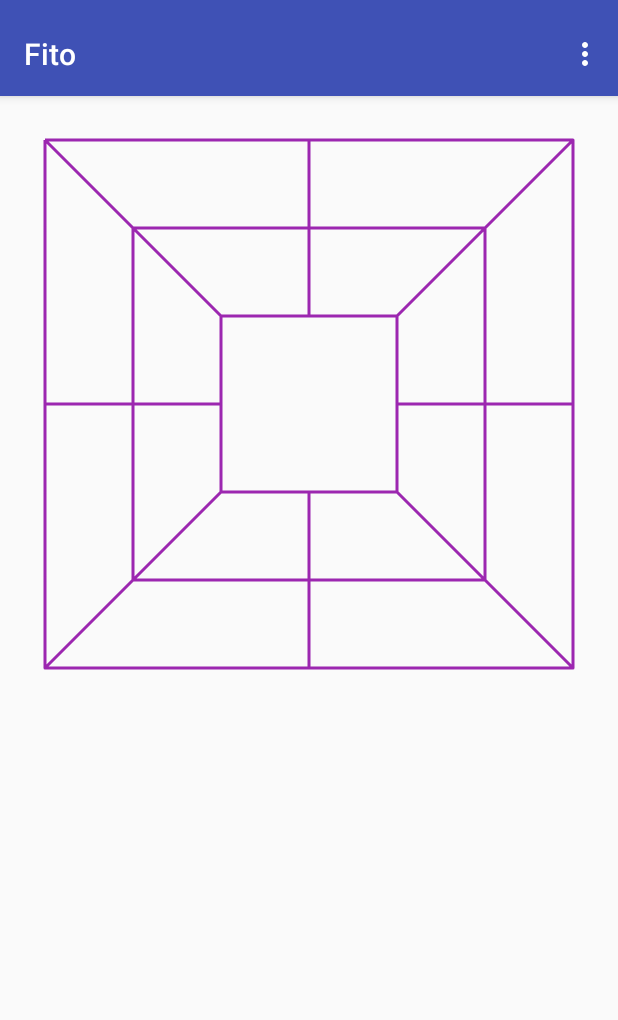
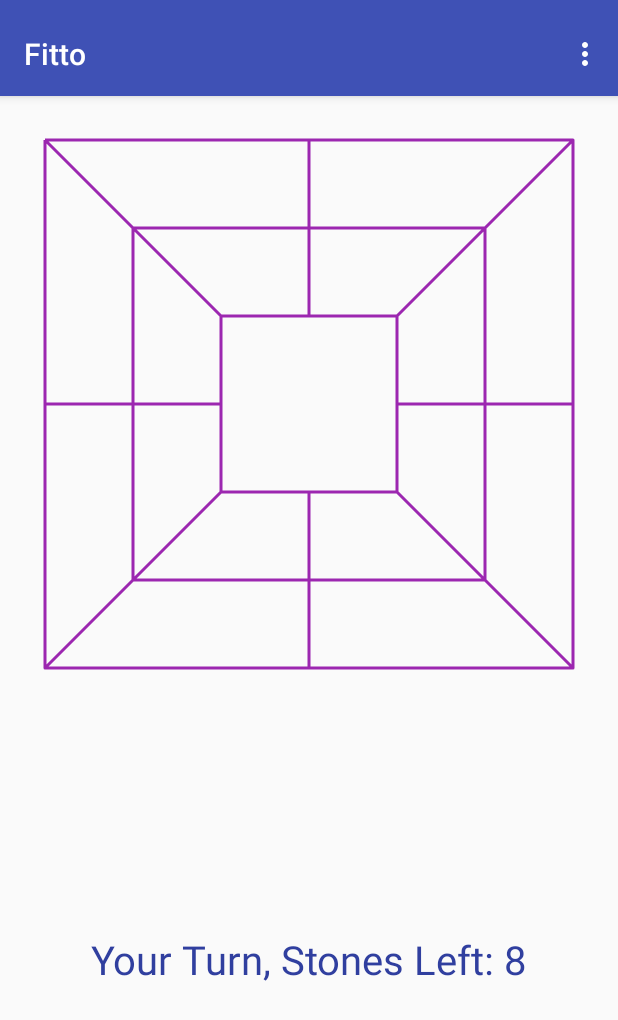
Before and after one commit to varunon9/Fitto, an Android app: the screen it shows after launch (MainActivity), on a phone screen of 412 x 824 dp. Shown: the top 1020 px of the screen. Run offline under Robolectric (Android 15) with nearby library versions, the phone set to English and light mode, and no system bars; our stand-ins replace androidx.preference.

Commit message:
changed app name, user touch on board is working

```diff
--- a/app/build.gradle
+++ b/app/build.gradle
@@ -4,7 +4,7 @@ android {
     compileSdkVersion 23
     buildToolsVersion "25.0.0"
     defaultConfig {
-        applicationId "me.varunon9.fito"
+        applicationId "me.varunon9.fitto"
         minSdkVersion 16
         targetSdkVersion 23
         versionCode 1
--- a/app/src/main/AndroidManifest.xml
+++ b/app/src/main/AndroidManifest.xml
@@ -1,6 +1,6 @@
 <?xml version="1.0" encoding="utf-8"?>
 <manifest xmlns:android="http://schemas.android.com/apk/res/android"
-    package="me.varunon9.fito">
+    package="me.varunon9.fitto">
 
     <application
         android:allowBackup="true"
@@ -9,7 +9,7 @@
         android:supportsRtl="true"
         android:theme="@style/AppTheme">
         <activity
-            android:name=".MainActivity"
+            android:name="me.varunon9.fitto.MainActivity"
             android:screenOrientation="portrait"
             android:label="@string/app_name"
             android:theme="@style/AppTheme.NoActionBar">
--- a/app/src/main/java/me/varunon9/fito/CanvasBoardView.java
+++ b/app/src/main/java/me/varunon9/fitto/CanvasBoardView.java
@@ -1,7 +1,7 @@
-package me.varunon9.fito;
+package me.varunon9.fitto;
 
 import android.content.Context;
-import android.graphics.Bitmap;
+import android.content.res.TypedArray;
 import android.graphics.Canvas;
 import android.graphics.Color;
 import android.graphics.Paint;
@@ -17,59 +17,92 @@ import android.view.View;
 
 public class CanvasBoardView extends View {
 
-    private Paint paint;
-    private Path path;
-    Context context;
+    private Paint userStonePaint;
+    private Paint computerStonePaint;
+    private Paint boardPaint;
+    private Path boardPath;
+    private Paint textPaint;
+    private Context context;
     private Canvas mCanvas;
-    //private Bitmap mBitmap;
     private Junction junctionsArray[];
-    private final String playerUser = "user";
-    private final String playerComputer = "computer";
-    private final String computerStoneColor = "#303F9F";
-    private final String userStoneColor = "#9C27B0";
-
-    // global variables for playing game
-    private int userStonesLeft = 9;
-    private int computerStonesLeft = 9;
+    private String playerUser;
+    private String playerComputer;
+    private String computerStoneColor;
+    private String userStoneColor;
+    private int maximumInitialStones;
+    private int userStonesLeft;
+    private int computerStonesLeft;
+    private int canvasMargin;
+    private int stoneRadius;
     private boolean userTurn = false;
+    private String displayMessage;
+    private final String pickStoneMessage = "Pick a stone";
+    private final String placeStoneMessage = "Place the picked stone";
+    private int computerScore = 0;
+    private int userScore = 0;
+    private boolean gameWon = false;
 
     // innerMost square has side 2 * unitLength;
     // initialised while building junctionsArray
     private int unitLength;
 
-    // value of margin and radius (stone circle)
-    private final int marginOrRadius = 20;
+    private void init(Context context, AttributeSet attrs) {
+        TypedArray typedArray = context.getTheme().obtainStyledAttributes(attrs,
+                R.styleable.CanvasBoardView, 0, 0);
+        playerUser = typedArray.getString(R.styleable.CanvasBoardView_playerUser);
+        playerComputer = typedArray.getString(R.styleable.CanvasBoardView_playerComputer);
+        computerStoneColor = typedArray.getString(R.styleable.CanvasBoardView_computerStoneColor);
+        userStoneColor = typedArray.getString(R.styleable.CanvasBoardView_userStoneColor);
+        maximumInitialStones =
+                typedArray.getInt(R.styleable.CanvasBoardView_maximumInitialStones, 8);
+        stoneRadius = typedArray.getInt(R.styleable.CanvasBoardView_stoneRadius, 20);
+        canvasMargin = typedArray.getInt(R.styleable.CanvasBoardView_margin, 20);
+        this.context = context;
+        userStonePaint = new Paint();
+        userStonePaint.setAntiAlias(true);
+        userStonePaint.setDither(true);
+        userStonePaint.setColor(Color.parseColor(userStoneColor));
+        userStonePaint.setStrokeWidth(stoneRadius);
 
-    private void init() {
-        paint = new Paint();
-        path = new Path();
-        paint.setAntiAlias(true);
-        paint.setDither(true);
-        paint.setColor(ContextCompat.getColor(context, R.color.colorAccent));
-        paint.setStyle(Paint.Style.STROKE);
-        paint.setStrokeJoin(Paint.Join.ROUND);
-        paint.setStrokeWidth(3);
+        computerStonePaint = new Paint();
+        computerStonePaint.setAntiAlias(true);
+        computerStonePaint.setDither(true);
+        computerStonePaint.setColor(Color.parseColor(computerStoneColor));
+        computerStonePaint.setStrokeWidth(stoneRadius);
+
+        boardPaint = new Paint();
+        boardPaint.setAntiAlias(true);
+        boardPaint.setDither(true);
+        boardPaint.setColor(ContextCompat.getColor(context, R.color.colorAccent));
+        boardPaint.setStyle(Paint.Style.STROKE);
+        boardPaint.setStrokeJoin(Paint.Join.ROUND);
+        boardPaint.setStrokeWidth(3);
+
+
+        boardPath = new Path();
+
+        textPaint = new Paint();
+        textPaint.setAntiAlias(true);
+        textPaint.setTextAlign(Paint.Align.CENTER);
+        textPaint.setTextSize(2 * canvasMargin);
+        textPaint.setColor(Color.parseColor(computerStoneColor));
+
+        userStonesLeft = maximumInitialStones;
+        computerStonesLeft = maximumInitialStones;
+        displayMessage = getUserStoneBalanceMessage();
+
+        typedArray.recycle();
 
         // 24 junctions starting from 1 to 24
         junctionsArray = new Junction[25];
     }
 
-    public CanvasBoardView(Context context) {
-        super(context);
-        this.context = context;
-        init();
-    }
-
     public CanvasBoardView(Context context, AttributeSet attrs) {
         super(context, attrs);
-        this.context = context;
-        init();
-    }
 
-    public CanvasBoardView(Context context, AttributeSet attrs, int defStyle) {
-        super(context, attrs, defStyle);
-        this.context = context;
-        init();
+        // disable hardware acceleration
+        this.setLayerType(View.LAYER_TYPE_SOFTWARE, null);
+        init(context, attrs);
     }
 
     @Override
@@ -95,20 +128,23 @@ public class CanvasBoardView extends View {
     @Override
     protected void onSizeChanged(int w, int h, int oldw, int oldh) {
         super.onSizeChanged(w, h, oldw, oldh);
-        /*mBitmap = Bitmap.createBitmap(w, h, Bitmap.Config.ARGB_8888);
-        mCanvas = new Canvas(mBitmap);*/
 
         // build junctionsArray
-        buildJunctionsArray(junctionsArray, w, h, marginOrRadius);
+        buildJunctionsArray(junctionsArray, w, h, canvasMargin);System.out.println("on size called");
+
+        // first move by computer
+        // todo check settings
+        playComputer();
 
     }
 
     @Override
-    protected void onDraw(Canvas canvas) {
+    protected void onDraw(Canvas canvas) {System.out.println("on Draw called");
         super.onDraw(canvas);
         mCanvas = canvas;
         drawBoard(canvas, junctionsArray);
         placeStones(junctionsArray, canvas);
+        drawMessage();
     }
 
     /**
@@ -187,32 +223,32 @@ public class CanvasBoardView extends View {
                 start = 17;
             }
 
-            path.moveTo(junctionsArray[start].getX(), junctionsArray[start].getY());
+            boardPath.moveTo(junctionsArray[start].getX(), junctionsArray[start].getY());
 
             int x, y;
             for (int j = 1; j < 8; j++) {
                 x = junctionsArray[start + j].getX();
                 y = junctionsArray[start + j].getY();
-                path.lineTo(x, y);
+                boardPath.lineTo(x, y);
             }
 
             // complete square by reaching to starting point
-            path.lineTo(junctionsArray[start].getX(), junctionsArray[start].getY());
+            boardPath.lineTo(junctionsArray[start].getX(), junctionsArray[start].getY());
         }
 
         // drawing lines intersecting all three squares (on corners)
         for (int i = 1; i <= 7; i += 2) {
-            path.moveTo(junctionsArray[i].getX(), junctionsArray[i].getY());
-            path.lineTo(junctionsArray[i + 16].getX(), junctionsArray[i + 16].getY());
+            boardPath.moveTo(junctionsArray[i].getX(), junctionsArray[i].getY());
+            boardPath.lineTo(junctionsArray[i + 16].getX(), junctionsArray[i + 16].getY());
         }
 
         // drawing lines intersecting all three squares (on mid)
         for (int i = 2; i <= 8; i += 2) {
-            path.moveTo(junctionsArray[i].getX(), junctionsArray[i].getY());
-            path.lineTo(junctionsArray[i + 16].getX(), junctionsArray[i + 16].getY());
+            boardPath.moveTo(junctionsArray[i].getX(), junctionsArray[i].getY());
+            boardPath.lineTo(junctionsArray[i + 16].getX(), junctionsArray[i + 16].getY());
         }
 
-        canvas.drawPath(path, paint);
+        canvas.drawPath(boardPath, boardPaint);
 
     }
 
@@ -315,37 +351,41 @@ public class CanvasBoardView extends View {
             int x = junctionsArray[i].getX();
             int y = junctionsArray[i].getY();
             if (occupiedBy.equals(playerUser)) {
-                drawStone(canvas, x, y, userStoneColor);
+                drawUserStone(canvas, x, y);
             } else if (occupiedBy.equals(playerComputer)) {
-                drawStone(canvas, x, y, computerStoneColor);
+                drawComputerStone(canvas, x, y);
             }
         }
     }
 
-    private void drawStone(Canvas canvas, int x, int y, String color) {
-        Paint paint = new Paint();
-        paint.setAntiAlias(true);
-        paint.setColor(Color.parseColor(color));
-        drawStone(canvas, x, y, paint);
+    private void drawComputerStone(Canvas canvas, int x, int y) {
+        drawStone(canvas, x, y, computerStonePaint);
+    }
 
+    private void drawUserStone(Canvas canvas, int x, int y) {
+        drawStone(canvas, x, y, userStonePaint);
     }
 
     private void drawStone(Canvas canvas, int x, int y, Paint paint) {
-        paint.setStrokeWidth(marginOrRadius);
-        canvas.drawCircle(x, y, marginOrRadius, paint);
+        canvas.drawCircle(x, y, stoneRadius, paint);System.out.println(canvas);
     }
 
     private void userTouchesBoard(float x, float y) {
 
+        // game is over
+        if (gameWon) {
+            return;
+        }
+
         // we don't care if it's computer's turn and user is touching board
-        /*if (!userTurn) {
+        if (!userTurn) {
             return;
         } else {
             userTurn = false;
-        }*/
+        }
 
         // finding corresponding junction from junctionsArray
-        int junction = -1;
+        int junctionNo = -1;
         float proximityThreshold = unitLength / 2;
         int xCord = 0;
         int yCord = 0;
@@ -354,17 +394,67 @@ public class CanvasBoardView extends View {
             yCord = junctionsArray[i].getY();
             if ((Math.abs(xCord - x) < proximityThreshold) &&
                     (Math.abs(yCord - y) < proximityThreshold)) {
-                junction = i;
+                junctionNo = i;
                 break;
             }
         }
 
         // if no junction found, i.e. user touched somewhere else
-        if (junction < 0) {
+        if (junctionNo < 0) {
             return;
         }
-        System.out.println(xCord + ": " + yCord + ", " + junction);
-        //drawStone(mCanvas, xCord, yCord, userStoneColor);
+
+        Junction junction = junctionsArray[junctionNo];
+        String occupiedBy = junction.getOccupiedBy();
+        if (occupiedBy == null) {
+            // valid position, user can draw stone
+            junction.setOccupiedBy(playerUser);
+            userStonesLeft --;
+            displayMessage = getUserStoneBalanceMessage();
+        }
+
+        // updating game
+        invalidate();
+
+        playComputer();
+    }
+
+    private void drawMessage() {
+        int width = mCanvas.getWidth();
+        int height = mCanvas.getHeight();
+        int outerSquareSideLength = 6 * unitLength;
+        int x = width / 2;
+        int y = outerSquareSideLength +
+                (height - canvasMargin - outerSquareSideLength) / 2;
+        y = y - (int) (textPaint.ascent() + textPaint.descent()) / 2;
+        mCanvas.drawText(displayMessage, x, y, textPaint);
+    }
+
+    private String getUserStoneBalanceMessage() {
+        return "Your Turn, Stones Left: " + userStonesLeft;
+    }
+
+    private String getComputerStoneBalanceMessage() {
+        return "Computer's Turn, Stones Left: " + computerStonesLeft;
+    }
+
+    private void playComputer() {
+
+        // game is over
+        if (gameWon) {
+            return;
+        }
+
+        if (computerStonesLeft > 0) {
+            // place a stone at best place
+            computerStonesLeft --;
+        } else {
+            // pick a stone and place at adjacent position
+        }
+        userTurn = true;
+
+        // updating game
+        //invalidate();
     }
 
 }
--- a/app/src/main/java/me/varunon9/fito/InstructionsFragment.java
+++ b/app/src/main/java/me/varunon9/fitto/InstructionsFragment.java
@@ -1,15 +1,12 @@
-package me.varunon9.fito;
+package me.varunon9.fitto;
 
 
 import android.os.Bundle;
 import android.support.v4.app.Fragment;
-import android.text.Html;
-import android.text.Spanned;
 import android.view.LayoutInflater;
 import android.view.View;
 import android.view.ViewGroup;
 import android.webkit.WebView;
-import android.widget.TextView;
 
 
 /**
--- a/app/src/main/java/me/varunon9/fito/PlayFragment.java
+++ b/app/src/main/java/me/varunon9/fitto/PlayFragment.java
@@ -1,4 +1,4 @@
-package me.varunon9.fito;
+package me.varunon9.fitto;
 
 
 import android.os.Bundle;
--- a/app/src/main/java/me/varunon9/fito/SettingsFragment.java
+++ b/app/src/main/java/me/varunon9/fitto/SettingsFragment.java
@@ -1,4 +1,4 @@
-package me.varunon9.fito;
+package me.varunon9.fitto;
 
 
 import android.os.Bundle;
--- a/app/src/main/res/layout/activity_main.xml
+++ b/app/src/main/res/layout/activity_main.xml
@@ -6,7 +6,7 @@
     android:layout_width="match_parent"
     android:layout_height="match_parent"
     android:fitsSystemWindows="true"
-    tools:context="me.varunon9.fito.MainActivity">
+    tools:context="me.varunon9.fitto.MainActivity">
 
     <android.support.design.widget.AppBarLayout
         android:id="@+id/appbar"
--- a/app/src/main/res/layout/fragment_play.xml
+++ b/app/src/main/res/layout/fragment_play.xml
@@ -3,8 +3,16 @@
     android:layout_height="match_parent"
     android:padding="@dimen/activity_horizontal_margin">
 
-    <me.varunon9.fito.CanvasBoardView
+    <me.varunon9.fitto.CanvasBoardView
+        xmlns:custom="http://schemas.android.com/apk/res-auto"
         android:layout_width="match_parent"
-        android:layout_height="match_parent"/>
+        android:layout_height="match_parent"
+        custom:computerStoneColor="@string/computer_stone_color"
+        custom:userStoneColor="@string/user_stone_color"
+        custom:margin="20"
+        custom:stoneRadius="20"
+        custom:playerUser="@string/player_user"
+        custom:playerComputer="@string/player_computer"
+        custom:maximumInitialStones="8"/>
 
 </RelativeLayout>
--- a/app/src/main/res/menu/menu_main.xml
+++ b/app/src/main/res/menu/menu_main.xml
@@ -1,7 +1,7 @@
 <menu xmlns:android="http://schemas.android.com/apk/res/android"
     xmlns:app="http://schemas.android.com/apk/res-auto"
     xmlns:tools="http://schemas.android.com/tools"
-    tools:context="me.varunon9.fito.MainActivity">
+    tools:context="me.varunon9.fitto.MainActivity">
     <item
         android:id="@+id/action_play"
         android:orderInCategory="100"
--- a/app/src/main/res/values/strings.xml
+++ b/app/src/main/res/values/strings.xml
@@ -1,5 +1,5 @@
 <resources>
-    <string name="app_name">Fito</string>
+    <string name="app_name">Fitto</string>
     <string name="action_play">Play</string>
     <string name="action_settings">Settings</string>
     <string name="action_instructions">Instructions</string>
@@ -14,4 +14,9 @@
         <item>1</item>
         <item>2</item>
     </string-array>
+
+    <string name="computer_stone_color">#303F9F</string>
+    <string name="user_stone_color">#9C27B0</string>
+    <string name="player_user">user</string>
+    <string name="player_computer">computer</string>
 </resources>
```
Also changed, not shown: app/src/main/java/me/varunon9/fitto/MainActivity.java (renamed from app/src/main/java/me/varunon9/fito/MainActivity.java, +1 -8 lines), app/src/main/res/values/attrs.xml (added, +12 -0 lines), 5 other files.
